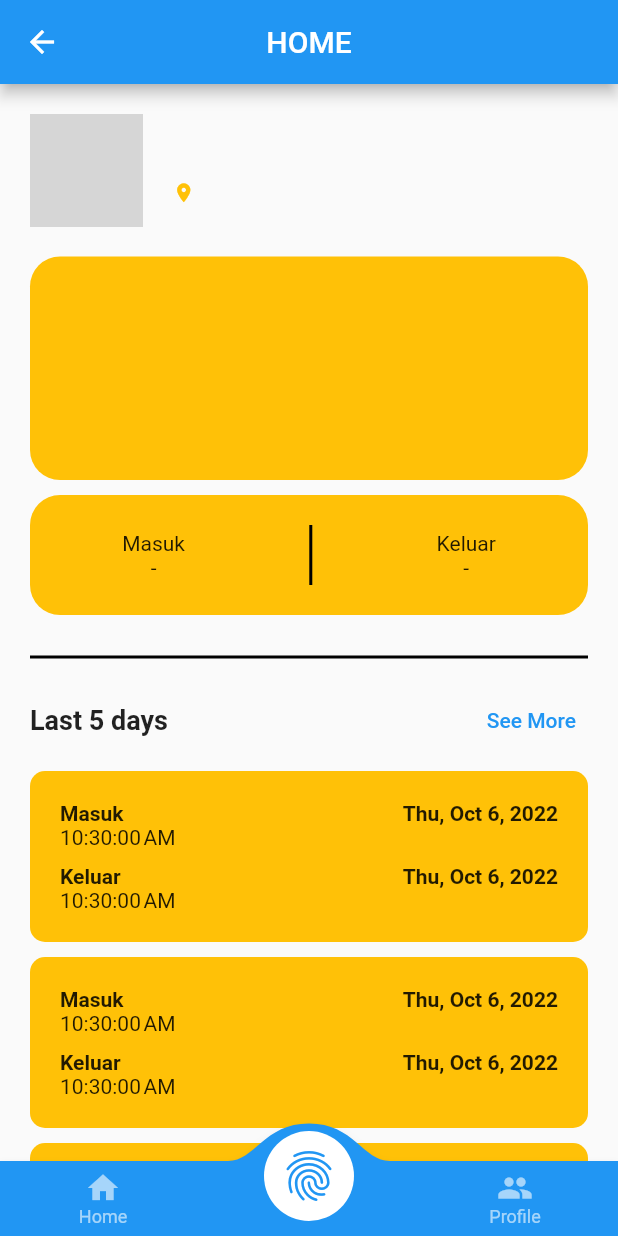
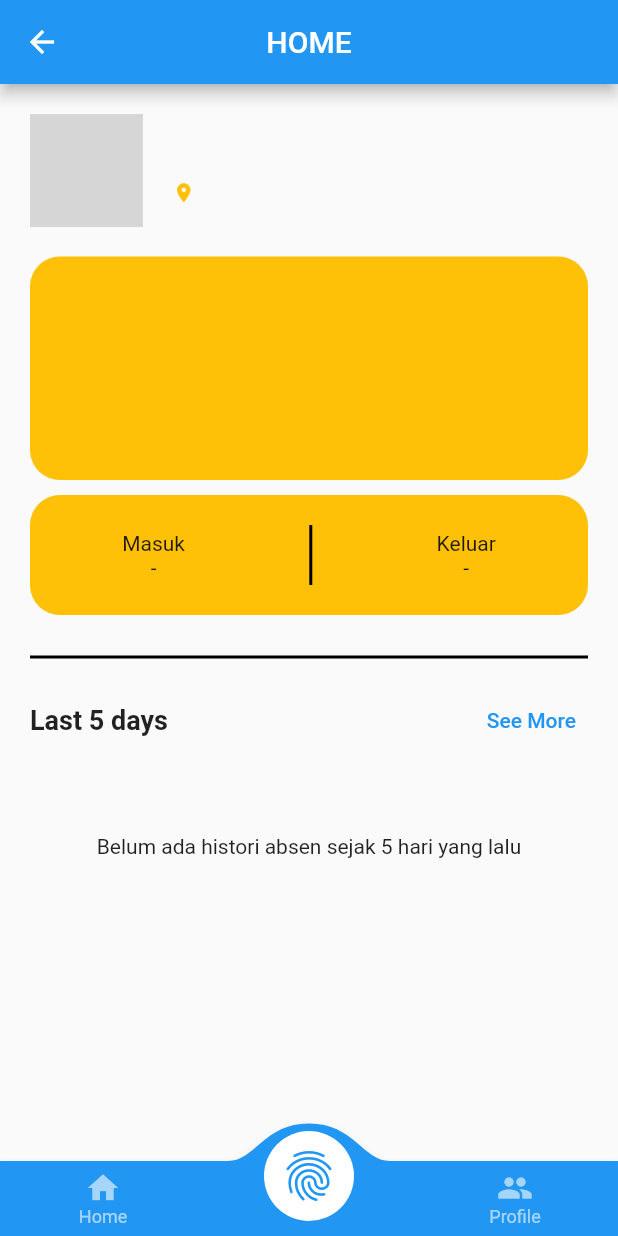
Before and after one commit to unuStudents/Flutter-precense_geolocation, a Flutter app: the HomeView screen opened by its route, on a phone screen of 412 x 824 dp. Run offline on Flutter 3.47's test engine with Material 2 defaults, Android fonts, the light colour scheme and no system bars; drawn by our look-alikes of convex_bottom_bar; our stand-ins replace cloud_firestore, firebase_auth, firebase_core, firebase_storage, geocoding, geolocator and 2 more; accounts and stored records are empty; network calls fail; grey boxes are pictures that could not be loaded.

Commit message:
lsat 5 day

```diff
--- a/lib/app/modules/home/views/home_view.dart
+++ b/lib/app/modules/home/views/home_view.dart
@@ -168,18 +168,42 @@ class HomeView extends GetView<HomeController> {
                   ],
                 ),
                 SizedBox(height: 10),
-                ListView.builder(
+                StreamBuilder<QuerySnapshot<Map<String, dynamic>>>(
+                    stream: controller.streamLastPresensi(),
+                    builder: (context, snapshotPresence) {
+                      if (snapshotPresence.connectionState ==
+                          ConnectionState.waiting) {
+                        return Center(
+                          child: CircularProgressIndicator(),
+                        );
+                      }
+                      if (snapshotPresence.data?.docs.length == 0 ||
+                          snapshotPresence.data == null) {
+                        return SizedBox(
+                          height: 100,
+                          child: Center(
+                            child: Text(
+                                "Belum ada histori absen sejak 5 hari yang lalu"),
+                          ),
+                        );
+                      }
+                      return ListView.builder(
                         shrinkWrap: true,
                         physics: NeverScrollableScrollPhysics(),
-                  itemCount: 5,
+                        itemCount: snapshotPresence.data!.docs.length,
                         itemBuilder: (context, index) {
+                          Map<String, dynamic> data = snapshotPresence
+                              .data!.docs.reversed
+                              .toList()[index]
+                              .data();
                           return Padding(
                             padding: const EdgeInsets.only(bottom: 10),
                             child: Material(
                               borderRadius: BorderRadius.circular(10),
                               color: Colors.amber,
                               child: InkWell(
-                          onTap: () => Get.toNamed(Routes.DETAIL_PRESENSI),
+                                onTap: () =>
+                                    Get.toNamed(Routes.DETAIL_PRESENSI),
                                 borderRadius: BorderRadius.circular(10),
                                 child: Container(
                                   // margin: EdgeInsets.only(bottom: 15),
@@ -189,7 +213,8 @@ class HomeView extends GetView<HomeController> {
                                     // color: Colors.amber,
                                   ),
                                   child: Column(
-                              crossAxisAlignment: CrossAxisAlignment.start,
+                                    crossAxisAlignment:
+                                        CrossAxisAlignment.start,
                                     children: [
                                       Row(
                                         mainAxisAlignment:
@@ -201,14 +226,16 @@ class HomeView extends GetView<HomeController> {
                                                 fontWeight: FontWeight.bold),
                                           ),
                                           Text(
-                                      "${DateFormat.yMMMEd().format(DateTime.now())}",
+                                            "${DateFormat.yMMMEd().format(DateTime.parse(data['date']))}",
                                             style: TextStyle(
                                                 fontWeight: FontWeight.bold),
                                           ),
                                         ],
                                       ),
                                       Text(
-                                  "${DateFormat.jms().format(DateTime.now())}",
+                                        data['masuk']!['date'] == null
+                                            ? "- - -"
+                                            : "${DateFormat.jms().format(DateTime.parse(data['masuk']?['date']))}",
                                       ),
                                       SizedBox(
                                         height: 10,
@@ -222,15 +249,17 @@ class HomeView extends GetView<HomeController> {
                                             style: TextStyle(
                                                 fontWeight: FontWeight.bold),
                                           ),
-                                    Text(
-                                      "${DateFormat.yMMMEd().format(DateTime.now())}",
-                                      style: TextStyle(
-                                          fontWeight: FontWeight.bold),
-                                    ),
+                                          // Text(
+                                          //   "${DateFormat.yMMMEd().format(DateTime.now())}",
+                                          //   style: TextStyle(
+                                          //       fontWeight: FontWeight.bold),
+                                          // ),
                                         ],
                                       ),
                                       Text(
-                                  "${DateFormat.jms().format(DateTime.now())}",
+                                        data['keluar']?['date'] == null
+                                            ? "- - -"
+                                            : "${DateFormat.jms().format(DateTime.parse(data['keluar']?['date']))}",
                                       ),
                                     ],
                                   ),
@@ -239,7 +268,8 @@ class HomeView extends GetView<HomeController> {
                             ),
                           );
                         },
-                ),
+                      );
+                    }),
               ],
             );
           } else {
```
Also changed, not shown: lib/app/controllers/page_index_controller.dart (+7 -4 lines), lib/app/modules/home/controllers/home_controller.dart (+12 -0 lines). Lines whose indentation alone changed are shown as unchanged.
